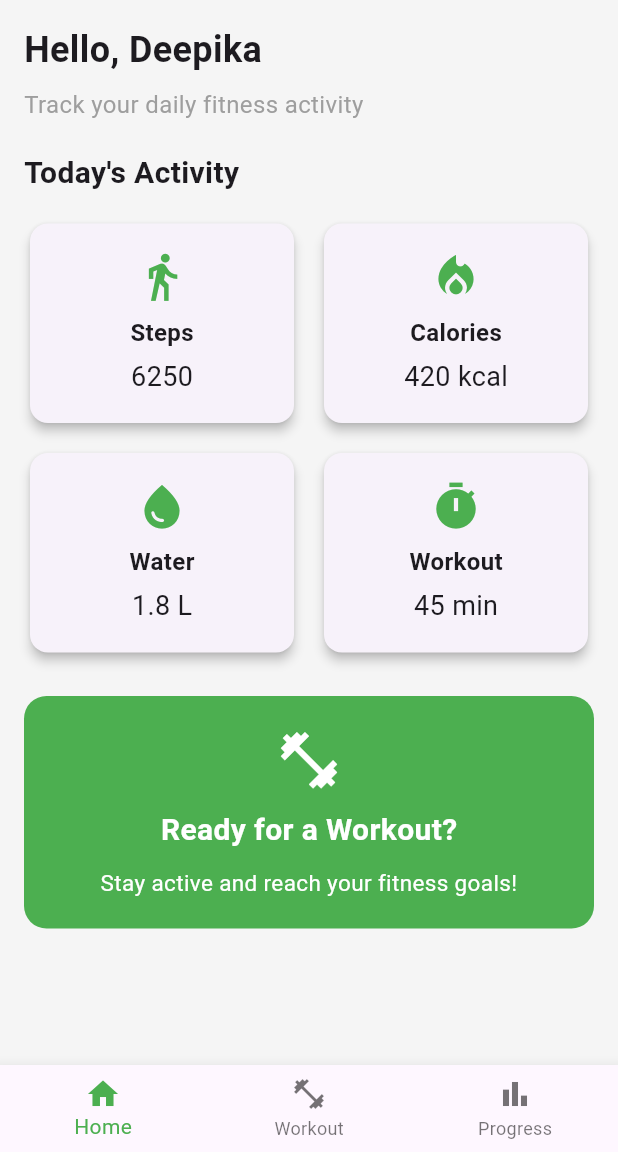
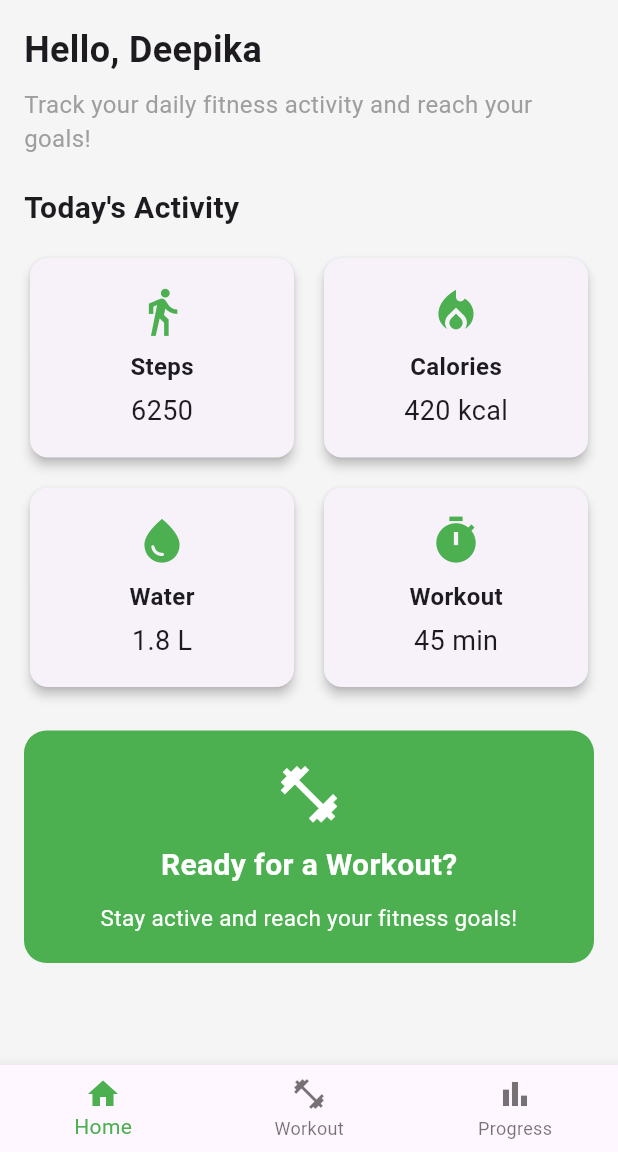
Before and after one commit to gadaraboinadeepika/fitness-tracking-system, a Flutter app: the screen it shows after launch, on a phone screen of 412 x 824 dp, the part 84-1236 px from its top. Run offline on Flutter 3.47's test engine with Material 3 defaults, Android fonts, the phone set to English and light mode, and no system bars.

Commit message:
Improve home screen description

```diff
--- a/lib/main.dart
+++ b/lib/main.dart
@@ -100,7 +100,7 @@ class FitnessHomePage extends StatelessWidget {
             const SizedBox(height: 8),
 
             const Text(
-              'Track your daily fitness activity',
+              'Track your daily fitness activity and reach your goals!',
               style: TextStyle(
                 fontSize: 16,
                 color: Colors.grey,
```
